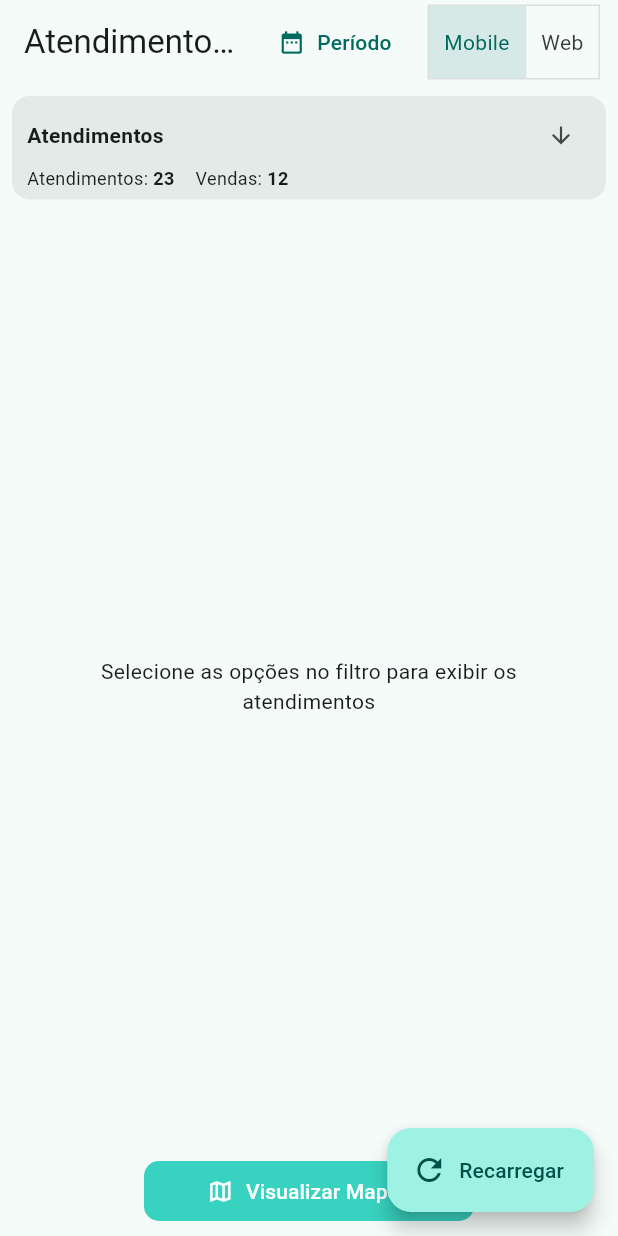
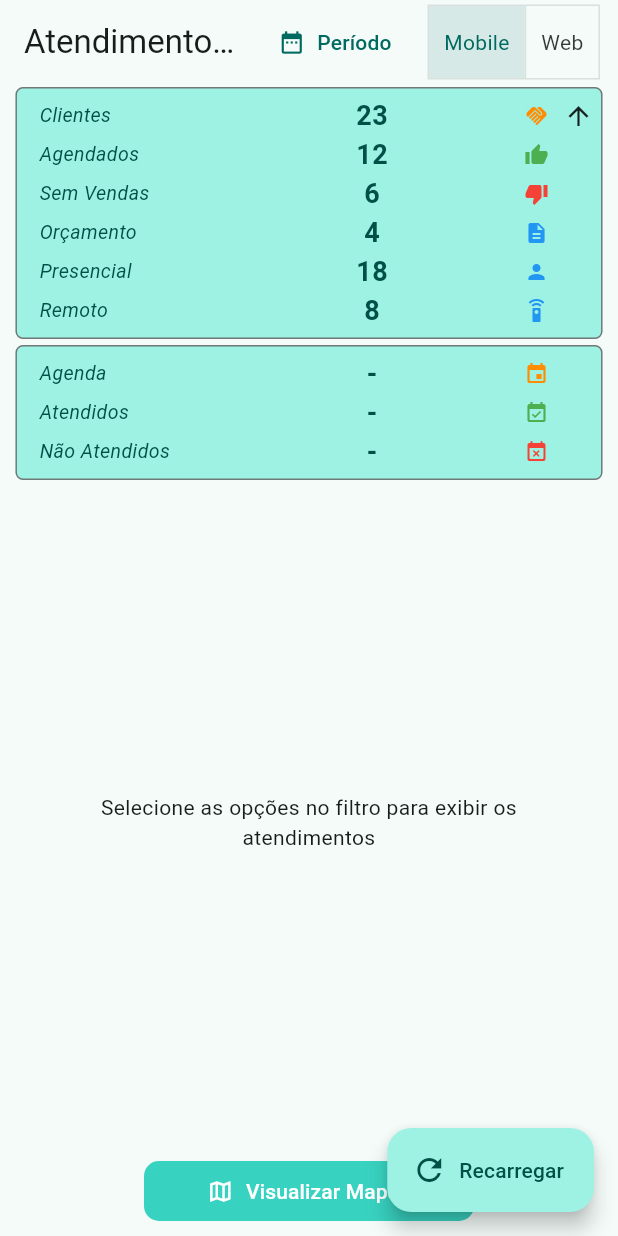
Before and after one commit to allebarrosm/atendimento-componente, a Flutter app: the screen it shows after launch, on a phone screen of 412 x 824 dp. Run offline on Flutter 3.47's test engine with Material 3 defaults, Android fonts, the phone set to English and light mode, and no system bars; our stand-ins replace flutter_mobx, google_maps_flutter, latlong2, mobx; missing offline and left inert: flutter_floating_map_marker_titles_core, roteiro; generated files the repository leaves out were written again.

Commit message:
feat: cards de indicadores do gestao no mobile e atalho de filtros na barra

```diff
--- a/lib/src/ui/atendimento_body.dart
+++ b/lib/src/ui/atendimento_body.dart
@@ -12,12 +12,12 @@ import 'package:roteiro/ui.dart'
         RoteiroMapController;
 
 import '../core/atendimento.dart';
-import '../core/atendimento_format.dart';
 import 'store/atendimento_store.dart';
 import 'widgets/atendimento_card.dart';
 import 'widgets/atendimento_filter_panel.dart';
 import 'widgets/atendimento_grid.dart';
 import 'widgets/atendimento_legend_bar.dart';
+import 'widgets/atendimento_stats_header.dart';
 import 'widgets/atendimento_stats_panel.dart';
 import 'widgets/coordinate_editor_bar.dart';
 
@@ -44,6 +44,7 @@ class AtendimentoBody extends StatefulWidget {
     this.layout,
     this.gridBuilder,
     this.enableStreetView = true,
+    this.showFilterButton = true,
     this.initialZoom = 5,
   });
 
@@ -57,6 +58,11 @@ class AtendimentoBody extends StatefulWidget {
       gridBuilder;
 
   final bool enableStreetView;
+
+  /// Botão de filtros que o mapa desenha no mobile. O Gestão usa o atalho da
+  /// própria barra (três barras) e desliga este.
+  final bool showFilterButton;
+
   final double initialZoom;
 
   @override
@@ -163,7 +169,10 @@ class _AtendimentoBodyState extends State<AtendimentoBody> {
 
     return Column(
       children: [
-        AtendimentoStatsHeader(items: _headerItems()),
+        AtendimentoStatsHeader(
+          statistics: widget.store.statistics,
+          counters: widget.store.counters,
+        ),
         Expanded(
           child: rows.isEmpty
               ? Center(
@@ -209,27 +218,6 @@ class _AtendimentoBodyState extends State<AtendimentoBody> {
         ),
       ],
     );
-  }
-
-  List<MapEntry<String, String?>> _headerItems() {
-    final stats = widget.store.statistics;
-    final counters = widget.store.counters;
-    return [
-      MapEntry('Atendimentos', _count(stats?.grandTotal)),
-      MapEntry('Vendas', _count(stats?.totalSales)),
-      MapEntry('Sem Vendas', _count(stats?.totalNoSales)),
-      MapEntry('Orçamento', _count(stats?.totalBudget)),
-      MapEntry('Presencial', _count(stats?.totalOnsite)),
-      MapEntry('Remotas', _count(stats?.totalRemote)),
-      MapEntry('Agenda', _count(counters.scheduled)),
-      MapEntry('Atendidos', _count(counters.visited)),
-      MapEntry('Não Atendidos', _count(counters.notVisited)),
-    ];
-  }
-
-  String? _count(int? value) {
-    if (value == null || value == 0) return null;
-    return formatCount(value);
   }
 
   // ------------------------------------------------------------------ web
@@ -331,12 +319,14 @@ class _AtendimentoBodyState extends State<AtendimentoBody> {
                   onTap: () => store.setMap(false),
                 )
               : null,
-          customButtonRight: _layout == AtendimentoLayout.mobile
+          customButtonRight:
+              _layout == AtendimentoLayout.mobile && widget.showFilterButton
                   ? RoteiroMapButton(
                       icon: Icons.filter_list,
                       tooltip: 'Filtros',
                       active: _showFilters,
-                  onTap: () => setState(() => _showFilters = !_showFilters),
+                      onTap: () =>
+                          setState(() => _showFilters = !_showFilters),
                     )
                   : null,
           onMapTap: (_) => store.clearSelection(),
--- a/lib/src/ui/widgets/atendimento_card.dart
+++ b/lib/src/ui/widgets/atendimento_card.dart
@@ -123,88 +123,3 @@ class AtendimentoCard extends StatelessWidget {
     );
   }
 }
-
-/// Agrupa os contadores do cabeçalho do mobile.
-class AtendimentoStatsHeader extends StatefulWidget {
-  const AtendimentoStatsHeader({
-    super.key,
-    required this.items,
-    this.initiallyExpanded = false,
-  });
-
-  /// Rótulo → valor (já formatado).
-  final List<MapEntry<String, String?>> items;
-  final bool initiallyExpanded;
-
-  @override
-  State<AtendimentoStatsHeader> createState() => _AtendimentoStatsHeaderState();
-}
-
-class _AtendimentoStatsHeaderState extends State<AtendimentoStatsHeader> {
-  late bool _expanded = widget.initiallyExpanded;
-
-  @override
-  Widget build(BuildContext context) {
-    final scheme = Theme.of(context).colorScheme;
-    final visible = _expanded ? widget.items : widget.items.take(2).toList();
-
-    return Container(
-      margin: const EdgeInsets.all(8),
-      padding: const EdgeInsets.symmetric(horizontal: 10, vertical: 6),
-      decoration: BoxDecoration(
-        color: scheme.surfaceContainerHigh,
-        borderRadius: BorderRadius.circular(12),
-      ),
-      child: Column(
-        crossAxisAlignment: CrossAxisAlignment.start,
-        children: [
-          Row(
-            children: [
-              Expanded(
-                child: Text(
-                  'Atendimentos',
-                  style: TextStyle(
-                    fontWeight: FontWeight.bold,
-                    color: scheme.onSurface,
-                  ),
-                ),
-              ),
-              IconButton(
-                visualDensity: VisualDensity.compact,
-                onPressed: () => setState(() => _expanded = !_expanded),
-                icon: Icon(
-                  _expanded ? Icons.arrow_upward : Icons.arrow_downward,
-                  size: 18,
-                ),
-              ),
-            ],
-          ),
-          Wrap(
-            spacing: 14,
-            runSpacing: 4,
-            children: [
-              for (final item in visible)
-                Row(
-                  mainAxisSize: MainAxisSize.min,
-                  children: [
-                    Text(
-                      '${item.key}: ',
-                      style: TextStyle(fontSize: 12, color: scheme.onSurface),
-                    ),
-                    Text(
-                      item.value ?? '-',
-                      style: TextStyle(
-                        fontSize: 12,
-                        fontWeight: FontWeight.bold,
-                        color: scheme.onSurface,
-                      ),
-                    ),
-                  ],
-                ),
-            ],
-          ),
-        ],
-      ),
-    );
-  }
-}
--- /dev/null
+++ b/lib/src/ui/widgets/atendimento_stats_header.dart
@@ -0,0 +1,191 @@
+import 'package:flutter/material.dart';
+
+import '../../core/atendimento_format.dart';
+import '../../core/atendimento_statistics.dart';
+import '../theme/atendimento_theme.dart';
+
+/// Cards de indicadores do mobile — mesma composição do Gestão.
+///
+/// Duas caixas com borda: a primeira mostra "Clientes" e, expandida, vendas,
+/// orçamento e modalidade; a segunda (só quando expandida) mostra a agenda.
+class AtendimentoStatsHeader extends StatefulWidget {
+  const AtendimentoStatsHeader({
+    super.key,
+    this.statistics,
+    required this.counters,
+    this.initiallyExpanded = true,
+  });
+
+  final AtendimentoStatistics? statistics;
+  final AtendimentoCounters counters;
+  final bool initiallyExpanded;
+
+  @override
+  State<AtendimentoStatsHeader> createState() => _AtendimentoStatsHeaderState();
+}
+
+class _AtendimentoStatsHeaderState extends State<AtendimentoStatsHeader> {
+  late bool _expanded = widget.initiallyExpanded;
+
+  @override
+  Widget build(BuildContext context) {
+    final stats = widget.statistics;
+    final counters = widget.counters;
+
+    return Column(
+      children: [
+        _box([
+          Row(
+            children: [
+              Expanded(
+                child: _info(
+                  context,
+                  'Clientes',
+                  Icons.handshake,
+                  AtendimentoTheme.primary,
+                  stats?.grandTotal,
+                ),
+              ),
+              GestureDetector(
+                onTap: () => setState(() => _expanded = !_expanded),
+                child: Icon(
+                  _expanded ? Icons.arrow_upward : Icons.arrow_downward,
+                  size: 20,
+                ),
+              ),
+            ],
+          ),
+          if (_expanded)
+            Padding(
+              padding: const EdgeInsets.only(right: 20),
+              child: Column(
+                children: [
+                  _info(
+                    context,
+                    'Agendados',
+                    Icons.thumb_up,
+                    AtendimentoTheme.green,
+                    stats?.totalSales,
+                  ),
+                  _info(
+                    context,
+                    'Sem Vendas',
+                    Icons.thumb_down,
+                    AtendimentoTheme.red,
+                    stats?.totalNoSales,
+                  ),
+                  _info(
+                    context,
+                    'Orçamento',
+                    Icons.description,
+                    AtendimentoTheme.blue,
+                    stats?.totalBudget,
+                  ),
+                  _info(
+                    context,
+                    'Presencial',
+                    Icons.person,
+                    AtendimentoTheme.blue,
+                    stats?.totalOnsite,
+                  ),
+                  _info(
+                    context,
+                    'Remoto',
+                    Icons.settings_remote,
+                    AtendimentoTheme.blue,
+                    stats?.totalRemote,
+                  ),
+                ],
+              ),
+            ),
+        ]),
+        if (_expanded)
+          _box([
+            Padding(
+              padding: const EdgeInsets.only(right: 20),
+              child: Column(
+                children: [
+                  _info(
+                    context,
+                    'Agenda',
+                    Icons.event,
+                    AtendimentoTheme.primary,
+                    counters.scheduled == 0 ? null : counters.scheduled,
+                  ),
+                  _info(
+                    context,
+                    'Atendidos',
+                    Icons.event_available,
+                    AtendimentoTheme.green,
+                    counters.visited == 0 ? null : counters.visited,
+                  ),
+                  _info(
+                    context,
+                    'Não Atendidos',
+                    Icons.event_busy_rounded,
+                    AtendimentoTheme.red,
+                    counters.notVisited == 0 ? null : counters.notVisited,
+                  ),
+                ],
+              ),
+            ),
+          ]),
+      ],
+    );
+  }
+
+  Widget _box(List<Widget> children) {
+    final scheme = Theme.of(context).colorScheme;
+
+    return Container(
+      width: MediaQuery.sizeOf(context).width * 0.95,
+      padding: const EdgeInsets.all(5),
+      margin: const EdgeInsets.all(2),
+      decoration: BoxDecoration(
+        border: Border.all(color: scheme.outline),
+        borderRadius: const BorderRadius.all(Radius.circular(5)),
+        color: scheme.primaryContainer,
+      ),
+      child: Column(children: children),
+    );
+  }
+
+  Widget _info(
+    BuildContext context,
+    String title,
+    IconData icon,
+    Color color,
+    int? value,
+  ) {
+    final scheme = Theme.of(context).colorScheme;
+
+    return Padding(
+      padding: const EdgeInsets.only(left: 10, right: 10),
+      child: Row(
+        mainAxisAlignment: MainAxisAlignment.spaceBetween,
+        children: [
+          SizedBox(
+            width: 120,
+            child: Text(
+              title,
+              style: TextStyle(
+                fontSize: 13,
+                fontStyle: FontStyle.italic,
+                color: scheme.onPrimaryContainer,
+              ),
+            ),
+          ),
+          Text(
+            value == null ? '-' : formatCount(value),
+            style: TextStyle(
+              fontWeight: FontWeight.bold,
+              fontSize: 18,
+              color: scheme.onPrimaryContainer,
+            ),
+          ),
+          Icon(icon, size: 16, color: color),
+        ],
+      ),
+    );
+  }
+}
--- a/lib/ui.dart
+++ b/lib/ui.dart
@@ -9,5 +9,6 @@ export 'src/ui/widgets/atendimento_filter_panel.dart';
 export 'src/ui/widgets/atendimento_grid.dart';
 export 'src/ui/widgets/atendimento_legend.dart';
 export 'src/ui/widgets/atendimento_legend_bar.dart';
+export 'src/ui/widgets/atendimento_stats_header.dart';
 export 'src/ui/widgets/atendimento_stats_panel.dart';
 export 'src/ui/widgets/coordinate_editor_bar.dart';
--- a/pubspec.yaml
+++ b/pubspec.yaml
@@ -2,7 +2,7 @@ name: atendimento
 description: >-
   Componente compartilhado de Atendimento (mapa, marcadores, filtros,
   estatísticas, cards e grid) para Gestão e BackOffice. Android e Web.
-version: 0.1.1
+version: 0.1.2
 publish_to: none
 
 environment:
```
Also changed, not shown: 3 other files. Lines whose indentation alone changed are shown as unchanged.
